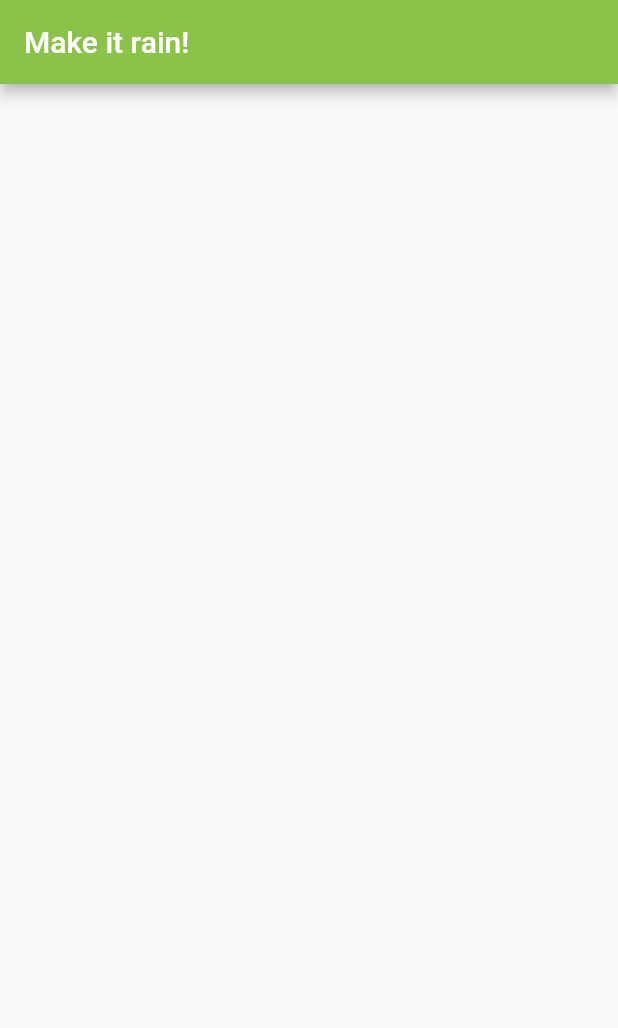
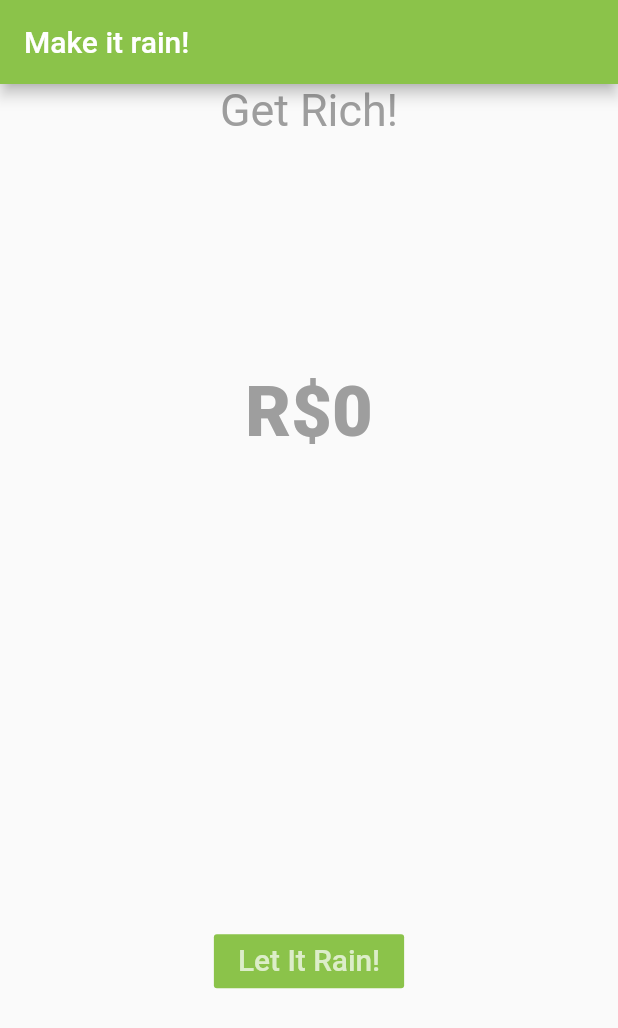
Before and after one commit to ana2s007/flutter-dart-the-complete-flutter-app-development-course, a Flutter app: the screen it shows after launch, on a phone screen of 412 x 824 dp. Shown: the top 1028 px of the screen. Run offline on Flutter 3.47's test engine with Material 2 defaults, Android fonts, the phone set to English and light mode, and no system bars.

Commit message:
make it rain

```diff
--- a/make_it_rain/lib/ui/make_it_rain.dart
+++ b/make_it_rain/lib/ui/make_it_rain.dart
@@ -5,12 +5,58 @@ class MakeItRain extends StatefulWidget {
   State<StatefulWidget> createState() {
     return new MakeItRainState();
   }
-
 }
 
 class MakeItRainState extends State<MakeItRain> {
+
+  int _moneyCounter = 0;
+  void _rainMoney() {
+    setState(() {
+      _moneyCounter = _moneyCounter + 1000;
+    });
+  }
   @override
   Widget build(BuildContext context) {
-    return new Center();
+    Color color = Colors.greenAccent;
+    if (_moneyCounter == 0) {
+      color = Colors.grey;
+
+    } else if (_moneyCounter >= 5000) {
+      color = Colors.yellow.shade700;
+    }
+
+    return new Container(
+      child: Column(
+        children: <Widget>[
+          new Center(
+            child: new Text("Get Rich!",
+                style: new TextStyle(color: Colors.grey, fontSize: 29.9)),
+          ),
+          new Expanded(
+              child: new Center(
+            child: new Text(
+              'R\$$_moneyCounter',
+              style: new TextStyle(
+                color: color,
+                fontSize: 46.9,
+                fontWeight: FontWeight.w800,
+              ),
+            ),
+          )),
+          new Expanded(
+              child: new Center(
+            child: new FlatButton(
+              color: Colors.lightGreen,
+              textColor: Colors.white70,
+              onPressed: _rainMoney,
+              child: new Text(
+                "Let It Rain!",
+                style: new TextStyle(fontSize: 19.9),
+              ),
+            ),
+          ))
+        ],
+      ),
+    );
   }
 }
```
Also changed, not shown: login_app/lib/main.dart (added, +9 -0 lines), login_app/lib/ui/login.dart (added, +123 -0 lines), login_app/pubspec.yaml (added, +59 -0 lines), login_app/images/face.png (added), 52 other files.
